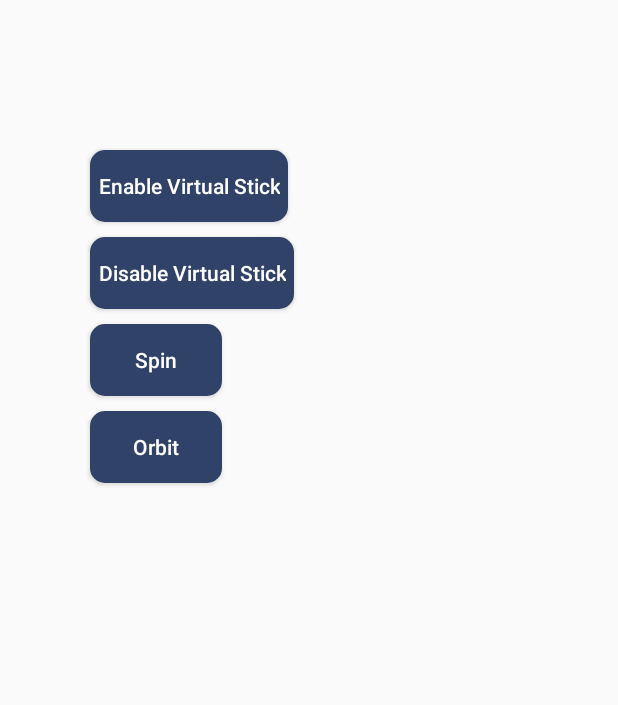
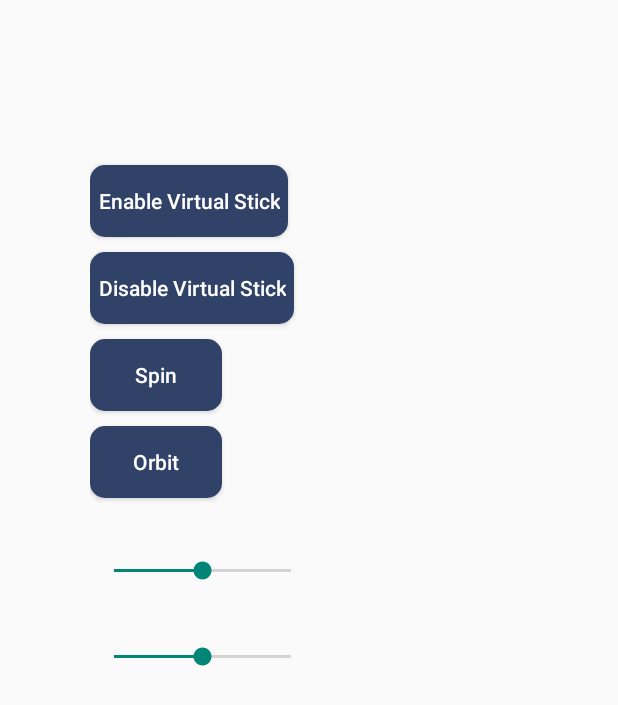
Before and after one commit to jjl1409/CustomSDKMavicMini, an Android app: the layout sticks_virtual.xml on its own in the app's theme, with its tools: preview values and no code run, on a phone screen of 412 x 824 dp. Shown: the top 705 px of the screen. Run offline under Robolectric (Android 15) with nearby library versions, the phone set to English and light mode, and no system bars.

```diff
--- a/app/src/main/res/layout/sticks_virtual.xml
+++ b/app/src/main/res/layout/sticks_virtual.xml
@@ -1,11 +1,13 @@
 <?xml version="1.0" encoding="utf-8"?>
-<RelativeLayout xmlns:android="http://schemas.android.com/apk/res/android"
+<LinearLayout xmlns:android="http://schemas.android.com/apk/res/android"
     xmlns:tools="http://schemas.android.com/tools"
     xmlns:custom="http://schemas.android.com/apk/res-auto"
     android:id="@+id/sticks_virtual"
     android:layout_width="match_parent"
     android:layout_height="match_parent"
-    android:orientation="horizontal"
+    android:layout_marginLeft="60dp"
+    android:layout_marginTop= "100dp"
+    android:orientation="vertical"
     tools:context=".VirtualSticks">
 
     <Button
@@ -13,19 +15,14 @@
         android:layout_height="wrap_content"
         android:text="Enable Virtual Stick"
         style="@style/common_button"
-        android:id="@+id/btn_enable_virtual_stick"
-        android:layout_marginLeft="60dp"
-        android:layout_marginTop= "100dp" />
-
+        android:id="@+id/btn_enable_virtual_stick"/>
     <Button
         android:layout_width="wrap_content"
         android:layout_height="wrap_content"
         android:text="Disable Virtual Stick"
         android:singleLine="true"
         style="@style/common_button"
-        android:id="@+id/btn_disable_virtual_stick"
-        android:layout_below="@+id/btn_enable_virtual_stick"
-        android:layout_alignStart="@+id/btn_enable_virtual_stick"/>
+        android:id="@+id/btn_disable_virtual_stick"/>
     <!--        android:layout_alignEnd="@+id/btn_enable_virtual_stick"-->     />
 
     <Button
@@ -33,18 +30,42 @@
         android:layout_height="wrap_content"
         android:text="Spin"
         style="@style/common_button"
-        android:id="@+id/btn_spin"
-        android:layout_below="@+id/btn_disable_virtual_stick"
-        android:layout_alignStart="@+id/btn_disable_virtual_stick"/>
+        android:id="@+id/btn_spin"/>
 
     <Button
         android:layout_width="wrap_content"
         android:layout_height="wrap_content"
         android:text="Orbit"
         style="@style/common_button"
-        android:id="@+id/btn_orbit"
-        android:layout_below="@id/btn_spin"
-        android:layout_alignStart="@id/btn_spin"/>
+        android:id="@+id/btn_orbit"/>
+    <TextView
+        android:id="@+id/text_pitchvelocity"
+        android:layout_margin="10dp"
+        android:layout_width="wrap_content"
+        android:layout_height="wrap_content"
+        android:textColor="@android:color/white"/>
+
+    <SeekBar
+        android:layout_height="wrap_content"
+        android:id="@+id/seekbar_pitchvelocity"
+        style="@style/common_seekbar"
+        android:max="100"
+        android:progress="50"/>
+
+    <TextView
+        android:id="@+id/text_angularvelocity"
+        android:layout_margin="10dp"
+        android:layout_width="wrap_content"
+        android:layout_height="wrap_content"
+        android:textColor="@android:color/white"/>
+
+    <SeekBar
+        android:layout_height="wrap_content"
+        android:id="@+id/seekbar_angularvelocity"
+        style="@style/common_seekbar"
+        android:max="100"
+        android:progress="50"/>
 
 
-</RelativeLayout>
+
+</LinearLayout>
--- a/app/src/main/res/values-v21/styles.xml
+++ b/app/src/main/res/values-v21/styles.xml
@@ -18,7 +18,7 @@
 
     <style name="common_button">
         <item name="android:layout_width">100dp</item>
-        <item name="android:layout_height">45dp</item>
+        <item name="android:layout_height">30dp</item>
         <item name="android:layout_marginTop">10dp</item>
         <item name="android:background">@drawable/round_btn</item>
         <item name="android:paddingLeft">5dp</item>
@@ -27,4 +27,10 @@
         <item name="android:textColor">@android:color/white</item>
         <item name="android:textSize">14sp</item>
     </style>
+
+    <style name="common_seekbar">
+        <item name = "android:layout_width">150dp</item>
+        <item name="android:textColor">@android:color/white</item>
+        <item name="android:layout_height">30dp</item>
+    </style>
 </resources>
```
Also changed, not shown: app/src/main/java/com/dji/customsdk/MainActivity.java (+15 -0 lines), app/src/main/java/com/dji/customsdk/VirtualSticks.java (+28 -4 lines).
